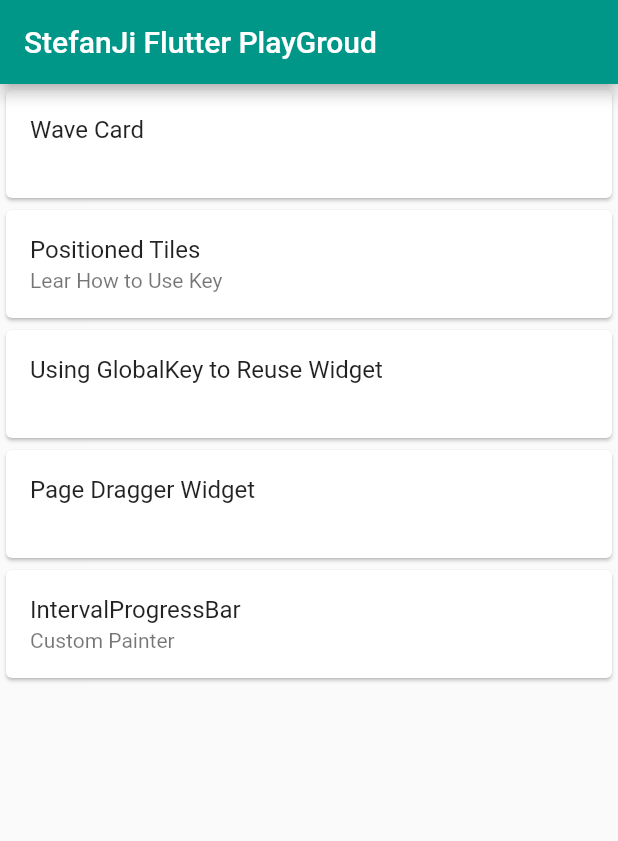
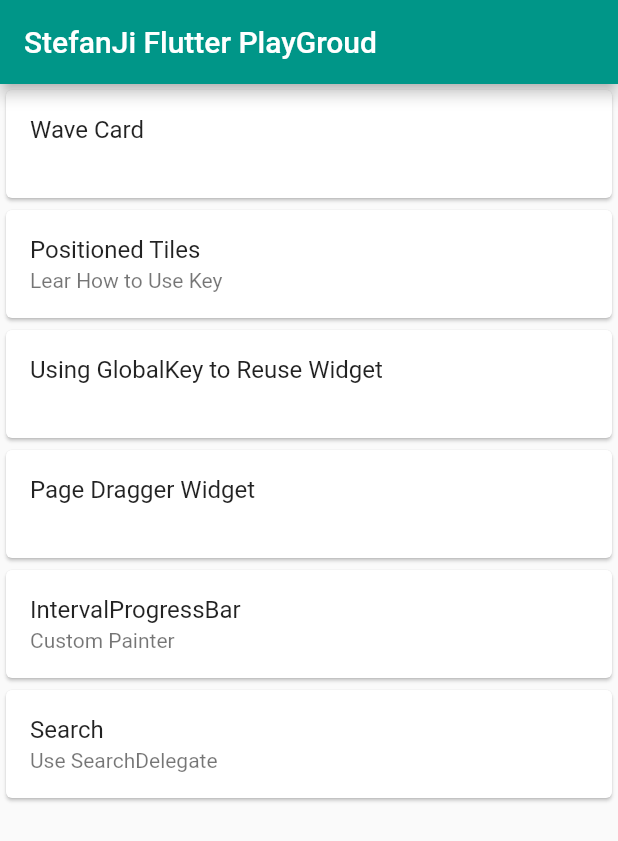
Before and after one commit to DREARMING/fullter-playgroud, a Flutter app: the screen it shows after launch, on a phone screen of 412 x 824 dp. Shown: the top 841 px of the screen. Run offline on Flutter 3.47's test engine with Material 2 defaults, Android fonts, the phone set to English and light mode, and no system bars; missing offline and left inert: intervalprogressbar.

Commit message:
feat: SearchDelegate && Localization

```diff
--- a/lib/main.dart
+++ b/lib/main.dart
@@ -1,8 +1,11 @@
+import 'package:flutter/foundation.dart';
 import 'package:flutter/material.dart';
 import 'package:flutter_playground/widget/PositionedTiles.dart';
 import 'package:flutter_playground/widget/dragger/page_dragger_widget.dart';
 import 'package:flutter_playground/widget/global_keys_demo.dart';
 import 'package:flutter_playground/widget/intervalprogress.dart';
+import 'package:flutter_playground/widget/localization_delegate.dart';
+import 'package:flutter_playground/widget/search_page.dart';
 import 'package:flutter_playground/widget/wave_card.dart';
 
 void main() => runApp(MyApp());
@@ -24,13 +27,22 @@ List<Item> pages = [
   Item("Using GlobalKey to Reuse Widget", (ctx) => GlobalKeysReuseWidget()),
   Item("Page Dragger Widget", (ctx) => PageDraggerWidget()),
   Item("IntervalProgressBar", (ctx) => IntervalProgressPage(),
-      desc: "Custom Painter")
+      desc: "Custom Painter"),
+  Item(
+      "Search",
+      (ctx) => RaisedButton(
+          child: Text("Show Search"),
+          onPressed: () => showSearch(context: ctx, delegate: Search())),
+      desc: "Use SearchDelegate"),
 ];
 
 class MyApp extends StatelessWidget {
   @override
   Widget build(BuildContext context) {
     return MaterialApp(
+      localizationsDelegates: [
+        CustomLocalizationDelegate(),
+      ],
       title: 'Flutter',
       theme: ThemeData(
         primarySwatch: Colors.teal,
--- /dev/null
+++ b/lib/widget/localization_delegate.dart
@@ -0,0 +1,30 @@
+import 'dart:async';
+
+import 'package:flutter/foundation.dart';
+import 'package:flutter/material.dart';
+import 'package:flutter/widgets.dart';
+
+class CustomLocalizationDelegate
+    extends LocalizationsDelegate<MaterialLocalizations> {
+  const CustomLocalizationDelegate();
+
+  @override
+  bool isSupported(Locale locale) => locale.languageCode == 'en';
+
+  @override
+  Future<MaterialLocalizations> load(Locale locale) =>
+      SynchronousFuture<MaterialLocalizations>(const CustomLocalization());
+
+  @override
+  bool shouldReload(CustomLocalizationDelegate old) => false;
+
+  @override
+  String toString() => 'CustomLocalization.delegate(en_US)';
+}
+
+class CustomLocalization extends DefaultMaterialLocalizations {
+  const CustomLocalization();
+
+  @override
+  String get searchFieldLabel => "默认搜索";
+}
```
Also changed, not shown: lib/widget/search_page.dart (added, +29 -0 lines).
